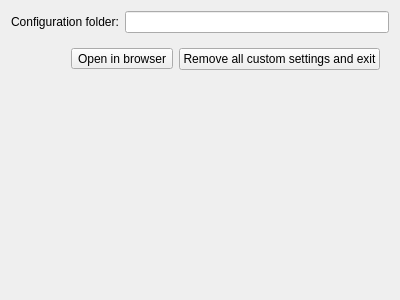
Qt form RedPandaIDE/settingsdialog/environmentfolderswidget.ui (royqh1979/RedPanda-CPP) before a commit.
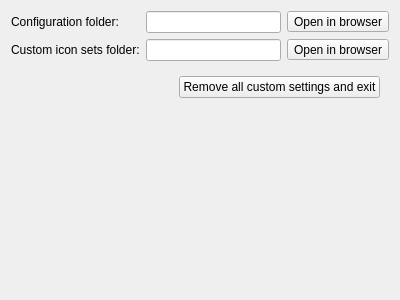
The same form after that commit. Icons and pictures are not drawn.

Commit message: - enhancement: show custom icon set folder in options -> enviroment -> folders

What changed in the file:
```diff
--- a/RedPandaIDE/settingsdialog/environmentfolderswidget.ui
+++ b/RedPandaIDE/settingsdialog/environmentfolderswidget.ui
@@ -21,14 +21,7 @@
      </property>
     </widget>
    </item>
-   <item row="0" column="0">
-    <widget class="QLabel" name="label">
-     <property name="text">
-      <string>Configuration folder:</string>
-     </property>
-    </widget>
-   </item>
-   <item row="2" column="0">
+   <item row="3" column="0">
     <spacer name="verticalSpacer">
      <property name="orientation">
       <enum>Qt::Vertical</enum>
@@ -41,7 +34,7 @@
      </property>
     </spacer>
    </item>
-   <item row="1" column="0" colspan="2">
+   <item row="2" column="0" colspan="3">
     <widget class="QWidget" name="widget" native="true">
      <layout class="QHBoxLayout" name="horizontalLayout">
       <item>
@@ -57,20 +50,6 @@
         </property>
        </spacer>
       </item>
-      <item>
-       <widget class="QToolButton" name="btnOpenConfigFolderInBrowser">
-        <property name="toolTip">
-         <string>Open in browser</string>
-        </property>
-        <property name="text">
-         <string>Open in browser</string>
-        </property>
-        <property name="icon">
-         <iconset resource="../icons.qrc">
-          <normaloff>:/icons/images/newlook24/053-open.png</normaloff>:/icons/images/newlook24/053-open.png</iconset>
-        </property>
-       </widget>
-      </item>
       <item>
        <widget class="QPushButton" name="btnResetDefault">
         <property name="text">
@@ -81,6 +60,55 @@
      </layout>
     </widget>
    </item>
+   <item row="0" column="0">
+    <widget class="QLabel" name="label">
+     <property name="text">
+      <string>Configuration folder:</string>
+     </property>
+    </widget>
+   </item>
+   <item row="0" column="2">
+    <widget class="QToolButton" name="btnOpenConfigFolderInBrowser">
+     <property name="toolTip">
+      <string>Open in browser</string>
+     </property>
+     <property name="text">
+      <string>Open in browser</string>
+     </property>
+     <property name="icon">
+      <iconset resource="../icons.qrc">
+       <normaloff>:/icons/images/newlook24/053-open.png</normaloff>:/icons/images/newlook24/053-open.png</iconset>
+     </property>
+    </widget>
+   </item>
+   <item row="1" column="0">
+    <widget class="QLabel" name="label_2">
+     <property name="text">
+      <string>Custom icon sets folder:</string>
+     </property>
+    </widget>
+   </item>
+   <item row="1" column="1">
+    <widget class="QLineEdit" name="txtIconSetFolder">
+     <property name="readOnly">
+      <bool>true</bool>
+     </property>
+    </widget>
+   </item>
+   <item row="1" column="2">
+    <widget class="QToolButton" name="btnOpenIconSetFolderInFileBrowser">
+     <property name="toolTip">
+      <string>Open in browser</string>
+     </property>
+     <property name="text">
+      <string>Open in browser</string>
+     </property>
+     <property name="icon">
+      <iconset resource="../icons.qrc">
+       <normaloff>:/icons/images/newlook24/053-open.png</normaloff>:/icons/images/newlook24/053-open.png</iconset>
+     </property>
+    </widget>
+   </item>
   </layout>
  </widget>
  <resources>
```
The commit also changes 5 other files.
